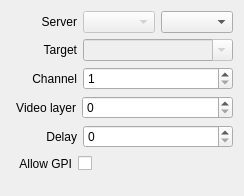
CasparCG/client, file src/Widgets/Inspector/InspectorOutputWidget.ui: the form before one commit.
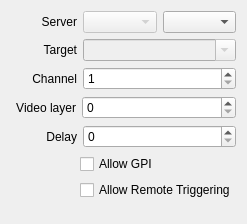
The form after the commit. Custom widgets are drawn as their Qt base class.

Commit message: Added support for allowing remote triggering of items using OSC. Added support for drag and drop internally in template data.

What changed in the file:
```diff
--- a/src/Widgets/Inspector/InspectorOutputWidget.ui
+++ b/src/Widgets/Inspector/InspectorOutputWidget.ui
@@ -6,8 +6,8 @@
    <rect>
     <x>0</x>
     <y>0</y>
-    <width>218</width>
-    <height>196</height>
+    <width>244</width>
+    <height>224</height>
    </rect>
   </property>
   <property name="sizePolicy">
@@ -257,29 +257,16 @@
        </property>
        <property name="sizeHint" stdset="0">
         <size>
-         <width>8</width>
+         <width>69</width>
          <height>20</height>
         </size>
        </property>
       </spacer>
      </item>
-     <item>
-      <widget class="QLabel" name="labelAllowGpi">
-       <property name="text">
-        <string>Allow GPI</string>
-       </property>
-       <property name="alignment">
-        <set>Qt::AlignRight|Qt::AlignTrailing|Qt::AlignVCenter</set>
-       </property>
-      </widget>
-     </item>
      <item>
       <widget class="QCheckBox" name="checkBoxAllowGpi">
-       <property name="layoutDirection">
-        <enum>Qt::RightToLeft</enum>
-       </property>
        <property name="text">
-        <string/>
+        <string>Allow GPI</string>
        </property>
       </widget>
      </item>
@@ -298,6 +285,46 @@
      </item>
     </layout>
    </item>
+   <item>
+    <layout class="QHBoxLayout" name="horizontalLayoutAllowRemoteTriggering">
+     <item>
+      <spacer name="horizontalSpacerAllowRemoteTriggering1">
+       <property name="orientation">
+        <enum>Qt::Horizontal</enum>
+       </property>
+       <property name="sizeType">
+        <enum>QSizePolicy::Fixed</enum>
+       </property>
+       <property name="sizeHint" stdset="0">
+        <size>
+         <width>69</width>
+         <height>20</height>
+        </size>
+       </property>
+      </spacer>
+     </item>
+     <item>
+      <widget class="QCheckBox" name="checkBoxAllowRemoteTriggering">
+       <property name="text">
+        <string>Allow Remote Triggering</string>
+       </property>
+      </widget>
+     </item>
+     <item>
+      <spacer name="horizontalSpacerAllowRemoteTriggering2">
+       <property name="orientation">
+        <enum>Qt::Horizontal</enum>
+       </property>
+       <property name="sizeHint" stdset="0">
+        <size>
+         <width>40</width>
+         <height>20</height>
+        </size>
+       </property>
+      </spacer>
+     </item>
+    </layout>
+   </item>
    <item>
     <spacer name="verticalSpacerOutput">
      <property name="orientation">
```
Left out of the diff: 17 changed lines with no effect on the pictures. The commit also changes 71 other files.
